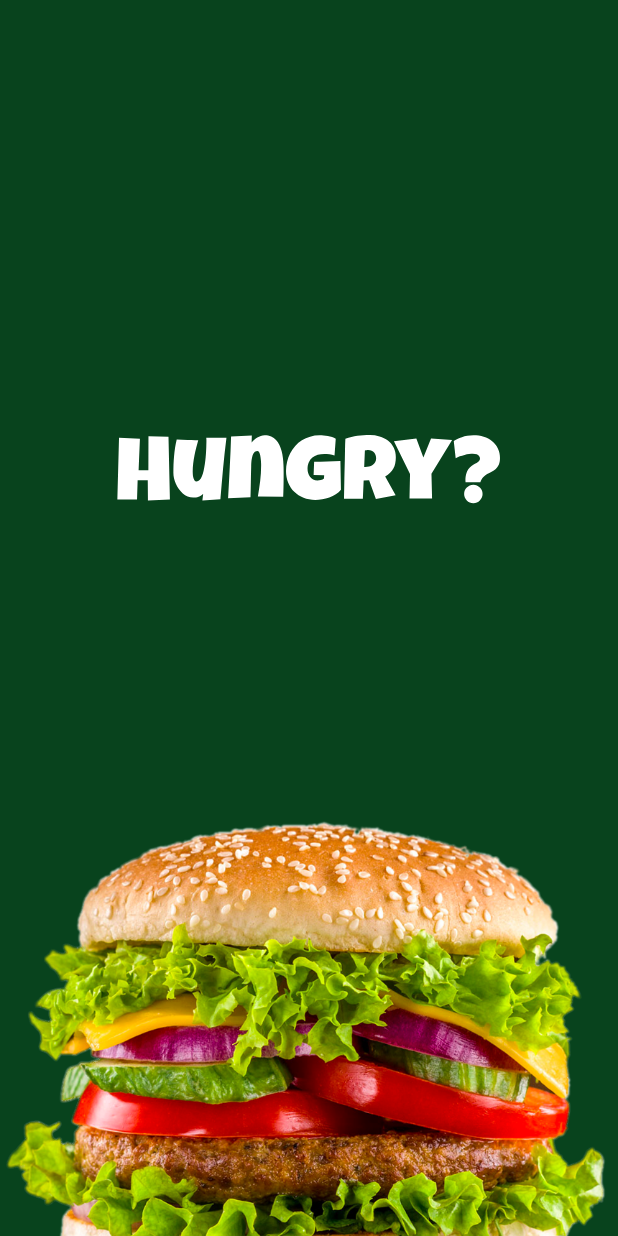
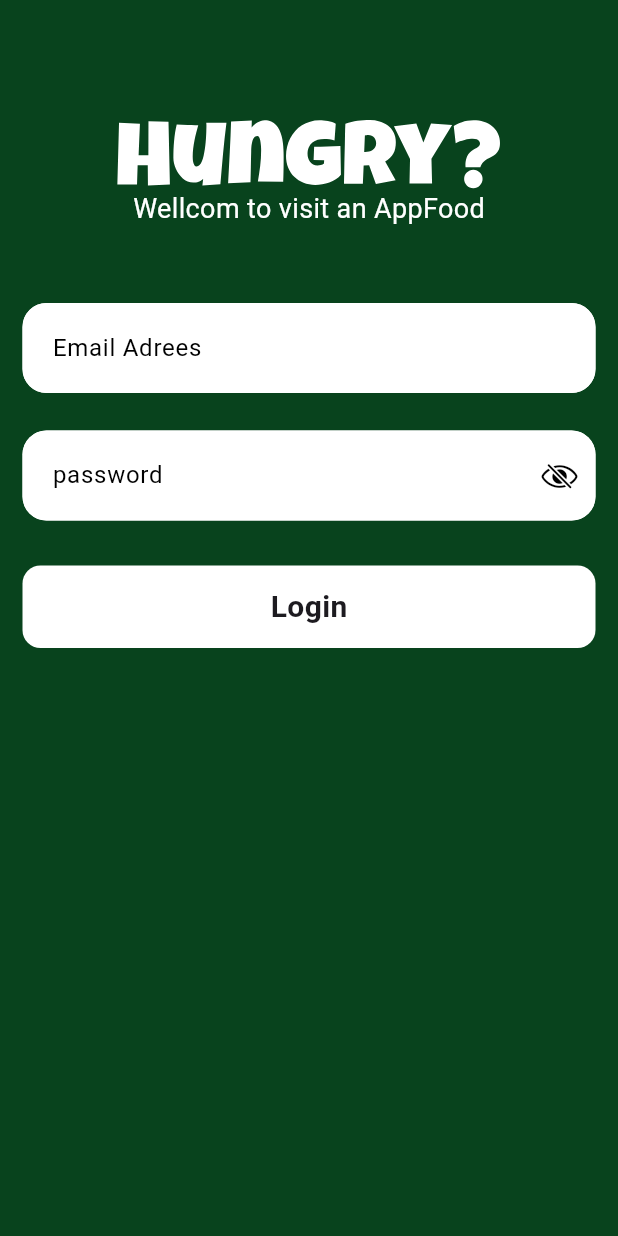
Before and after one commit to reemmohmed/app_food, a Flutter app: the screen it shows after launch, on a phone screen of 412 x 824 dp. Run offline on Flutter 3.47's test engine with Material 3 defaults, Android fonts, the phone set to English and light mode, and no system bars; our stand-ins replace flutter_svg, gap.

Commit message:
craet loginView

```diff
--- /dev/null
+++ b/lib/features/auth/view/login_view.dart
@@ -0,0 +1,74 @@
+import 'dart:developer';
+
+import 'package:app_food/core/constants/app_color.dart';
+import 'package:app_food/features/shared/custom-text_form.dart';
+import 'package:app_food/features/shared/subtitel_widget.dart';
+import 'package:app_food/features/shared/titel_text_widget.dart';
+import 'package:flutter/cupertino.dart';
+import 'package:flutter/material.dart';
+import 'package:flutter_svg/flutter_svg.dart';
+import 'package:gap/gap.dart';
+
+class LoginView extends StatelessWidget {
+  const LoginView({super.key});
+
+  @override
+  Widget build(BuildContext context) {
+    final TextEditingController emailController = TextEditingController();
+    final TextEditingController passwordController = TextEditingController();
+    final GlobalKey<FormState> form = GlobalKey<FormState>();
+
+    return GestureDetector(
+      onTap: () => FocusScope.of(context).unfocus(),
+      child: Scaffold(
+        backgroundColor: AppColor.primary,
+        body: Padding(
+          padding: const EdgeInsets.symmetric(horizontal: 15),
+          child: Form(
+            key: form,
+            child: Column(
+              children: [
+                Gap(80),
+                SvgPicture.asset("assets/splash/Hungry_.svg"),
+
+                SubtitelTextWidget(
+                  text: "Wellcom to visit an AppFood",
+                  color: Colors.white,
+                ),
+                Gap(50),
+                CustomTextForm(
+                  hintText: "Email Adrees",
+                  controller: emailController,
+                ),
+
+                Gap(25),
+                CustomTextForm(
+                  hintText: "password",
+                  controller: passwordController,
+                  passwordobscureText: true,
+                ),
+                Gap(30),
+                GestureDetector(
+                  onTap: () {
+                    if (form.currentState!.validate()) {
+                      log("sUCESS");
+                    }
+                  },
+                  child: Container(
+                    width: double.infinity,
+                    height: 55,
+                    decoration: BoxDecoration(
+                      borderRadius: BorderRadius.circular(12),
+                      color: Colors.white,
+                    ),
+                    child: Center(child: TitelTextWidget(text: "Login")),
+                  ),
+                ),
+              ],
+            ),
+          ),
+        ),
+      ),
+    );
+  }
+}
--- /dev/null
+++ b/lib/features/shared/custom-text_form.dart
@@ -0,0 +1,106 @@
+import 'package:flutter/cupertino.dart';
+import 'package:flutter/material.dart';
+
+class CustomTextForm extends StatefulWidget {
+  const CustomTextForm({
+    super.key,
+    this.lableText,
+    this.validator,
+    this.keyboardType,
+    this.passwordobscureText = false,
+    this.obscuringCharacter = ".",
+    this.controller,
+
+    this.hintText,
+    // this.suffixIcon,
+  });
+  final String? lableText;
+  final String obscuringCharacter;
+  final bool passwordobscureText;
+  final TextInputType? keyboardType;
+  // final Widget? suffixIcon;
+  final String? Function(String?)? validator;
+  final TextEditingController? controller;
+
+  final String? hintText;
+
+  @override
+  State<CustomTextForm> createState() => _CustomTextFormState();
+}
+
+class _CustomTextFormState extends State<CustomTextForm> {
+  late bool _obscureText;
+  @override
+  void initState() {
+    _obscureText = widget.passwordobscureText;
+    super.initState();
+  }
+
+  void toggleObscureText() {
+    setState(() {
+      _obscureText = !_obscureText;
+    });
+  }
+
+  @override
+  Widget build(BuildContext context) {
+    return TextFormField(
+      cursorHeight: 20,
+      cursorColor: Colors.black,
+      controller: widget.controller,
+
+      obscureText: _obscureText,
+      validator: (valu) {
+        if (valu == null || valu.isEmpty) {
+          return "this failed is requierd ${widget.hintText}";
+        }
+        return null;
+      },
+      keyboardType: widget.keyboardType,
+      decoration: InputDecoration(
+        errorStyle: const TextStyle(
+          fontSize: 18,
+          color: Colors.red, // 👈 هيظهر بوضوح
+          fontWeight: FontWeight.bold,
+        ),
+        hintText: widget.hintText,
+        hintStyle: TextStyle(color: Colors.black),
+
+        suffixIcon: widget.passwordobscureText
+            ? GestureDetector(
+                onTap: toggleObscureText,
+                child: Icon(
+                  _obscureText ? CupertinoIcons.eye_slash : CupertinoIcons.eye,
+                  color: Colors.black,
+                ),
+              )
+            : null,
+        labelText: widget.lableText,
+        labelStyle: const TextStyle(
+          fontWeight: FontWeight.bold,
+          fontSize: 18,
+          color: Colors.black,
+        ),
+        fillColor: Colors.white,
+        contentPadding: const EdgeInsets.symmetric(
+          horizontal: 16,
+          vertical: 18,
+        ),
+
+        filled: true,
+        border: OutlineInputBorder(
+          borderRadius: BorderRadius.circular(25),
+          borderSide: const BorderSide(color: Colors.transparent),
+        ),
+        enabledBorder: OutlineInputBorder(
+          borderSide: const BorderSide(color: Colors.white, width: 2),
+          borderRadius: BorderRadius.circular(16),
+        ),
+        focusedBorder: OutlineInputBorder(
+          borderSide: const BorderSide(color: Colors.white, width: 2),
+          borderRadius: BorderRadius.circular(16),
+        ),
+      ),
+    );
+  }
+}
--- a/lib/main.dart
+++ b/lib/main.dart
@@ -1,3 +1,4 @@
+import 'package:app_food/features/auth/view/login_view.dart';
 import 'package:app_food/features/splash/splash_view.dart';
 import 'package:flutter/material.dart';
 
@@ -13,7 +14,7 @@ class AppFood extends StatelessWidget {
     return MaterialApp(
       debugShowCheckedModeBanner: false,
       title: 'AppFood',
-      home: SplashView(),
+      home: LoginView(),
     );
   }
 }
```
